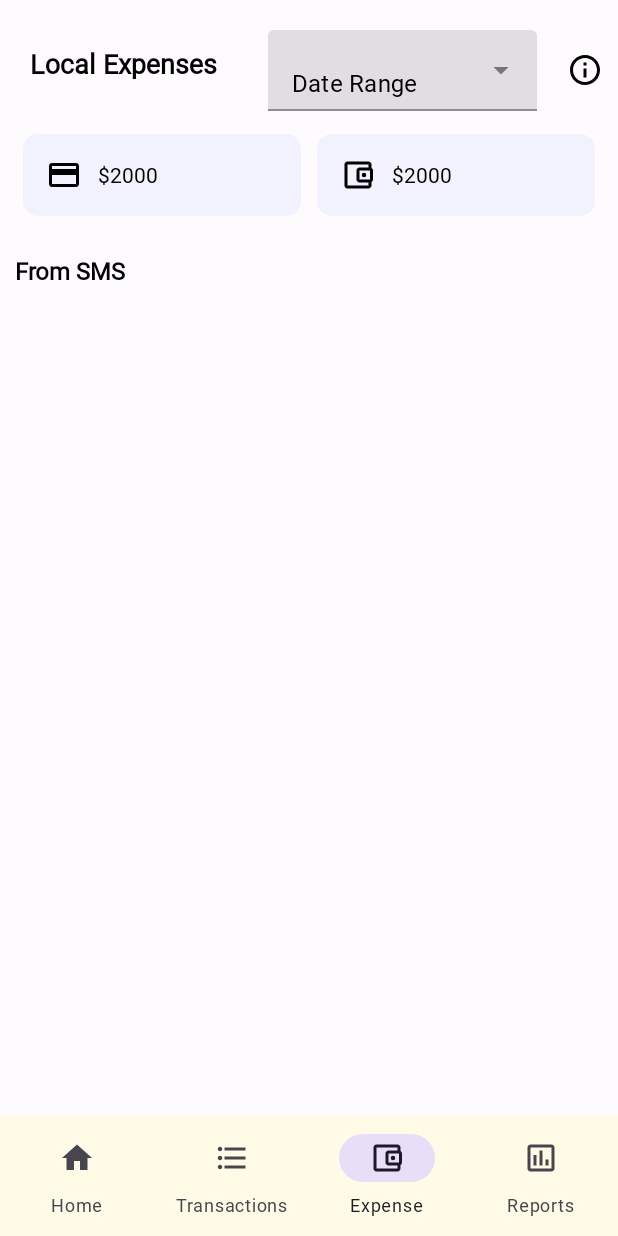
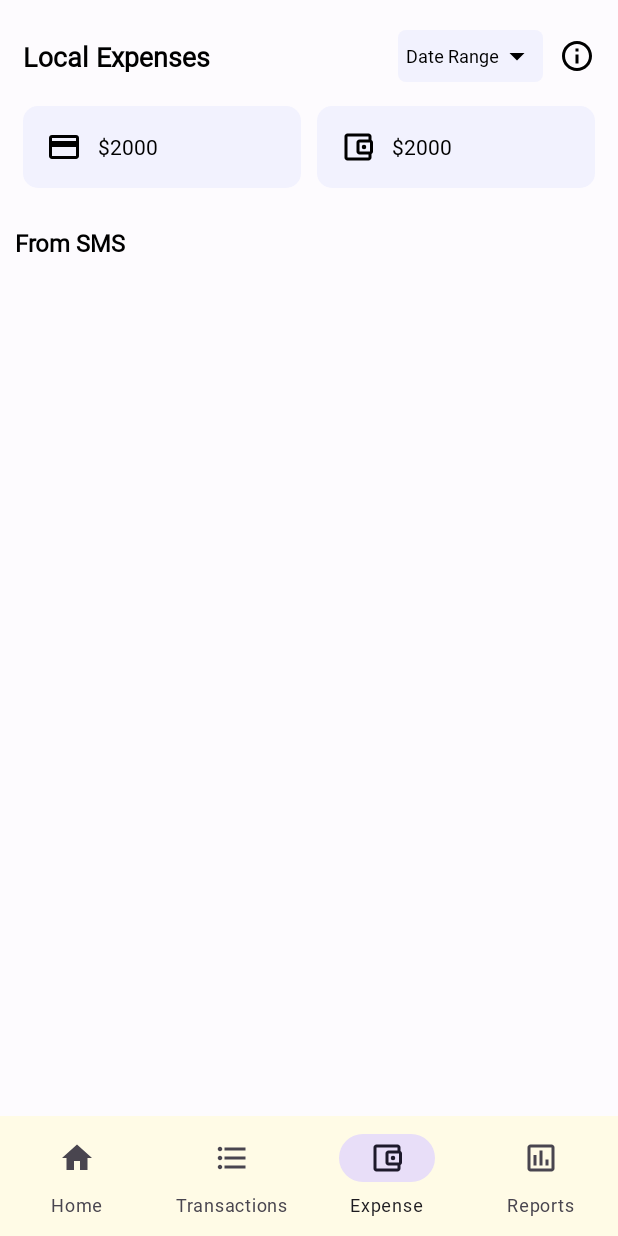
Before and after one commit to mrprince123/Expense_Tracker, an Android app: the ExpenseFragment screen opened through its navigation route, on a phone screen of 412 x 824 dp. Run offline under Robolectric (Android 15) with nearby library versions, the phone set to English and light mode, and no system bars; our stand-ins replace navigation-ui; libraries missing offline, so code that uses them is left out: com.github.mikephil.charting; 18 statements that could not run were skipped.

Commit message:
Added some more bug fixed and new features

```diff
--- a/app/src/main/java/com/expense/expensetracker/Database/TranscationDB.java
+++ b/app/src/main/java/com/expense/expensetracker/Database/TranscationDB.java
@@ -124,6 +124,8 @@ public class TranscationDB extends SQLiteOpenHelper {
         return transactions;
     }
 
+
+
     public ArrayList<Transaction> getLatestTransactions(){
         ArrayList<Transaction> transactions = new ArrayList<>();
         SQLiteDatabase db = this.getReadableDatabase();
--- /dev/null
+++ b/app/src/main/res/drawable/down_24.xml
@@ -0,0 +1,5 @@
+<vector xmlns:android="http://schemas.android.com/apk/res/android" android:height="24dp" android:tint="#000000" android:viewportHeight="24" android:viewportWidth="24" android:width="24dp">
+
+    <path android:fillColor="@android:color/white" android:pathData="M7,10l5,5 5,-5z"/>
+
+</vector>
--- /dev/null
+++ b/app/src/main/res/drawable/round_date.xml
@@ -0,0 +1,5 @@
+<?xml version="1.0" encoding="utf-8"?>
+<shape xmlns:android="http://schemas.android.com/apk/res/android">
+    <solid android:color="@color/grayText" />
+    <corners android:radius="5dp" />
+</shape>
--- a/app/src/main/res/layout/fragment_expense.xml
+++ b/app/src/main/res/layout/fragment_expense.xml
@@ -17,37 +17,36 @@
         <TextView
             android:layout_width="0dp"
             android:layout_weight="1"
+            android:layout_margin="5dp"
             android:layout_height="wrap_content"
-            android:layout_margin="10dp"
+            android:layout_gravity="center"
             android:text="Local Expenses"
             android:textColor="@color/textColor"
             android:textSize="18dp"
             android:textStyle="bold" />
 
-        <com.google.android.material.textfield.TextInputLayout
-            style="@style/Widget.MaterialComponents.TextInputLayout.FilledBox.Dense.ExposedDropdownMenu"
+
+        <TextView
             android:layout_width="wrap_content"
             android:layout_height="wrap_content"
-            android:layout_gravity="end"
-            android:layout_marginEnd="20dp">
-
-            <AutoCompleteTextView
-                android:id="@+id/date_range_expense"
-                android:layout_width="match_parent"
-                android:layout_height="wrap_content"
-                android:layout_weight="1"
-                android:clickable="true"
-                android:focusable="true"
-                android:inputType="none"
-                android:textColor="@color/textColor"
-                android:text="Date Range" />
-
-        </com.google.android.material.textfield.TextInputLayout>
+            android:id="@+id/date_range_expense"
+            android:background="@drawable/round_date"
+            android:gravity="center"
+            android:backgroundTint="@color/forgroundColor"
+            android:layout_marginRight="5dp"
+            android:drawableEnd="@drawable/down_24"
+            android:drawableTint="@color/textColor"
+            android:layout_gravity="center"
+            android:textSize="12dp"
+            android:textColor="@color/textColor"
+            android:padding="5dp"
+            android:text="Date Range"/>
 
 
         <ImageView
             android:layout_width="wrap_content"
             android:layout_height="wrap_content"
+            android:layout_margin="5dp"
             android:layout_gravity="center"
             android:src="@drawable/info_24"/>
 
--- a/app/src/main/res/layout/fragment_home.xml
+++ b/app/src/main/res/layout/fragment_home.xml
@@ -1,5 +1,5 @@
 <?xml version="1.0" encoding="utf-8"?>
-<ScrollView xmlns:android="http://schemas.android.com/apk/res/android"
+<androidx.core.widget.NestedScrollView xmlns:android="http://schemas.android.com/apk/res/android"
     xmlns:app="http://schemas.android.com/apk/res-auto"
     xmlns:tools="http://schemas.android.com/tools"
     android:layout_width="match_parent"
@@ -178,9 +178,9 @@
             <androidx.recyclerview.widget.RecyclerView
                 android:id="@+id/recent_transaction"
                 android:layout_width="match_parent"
-                android:layout_height="match_parent" />
+                android:layout_height="wrap_content" />
 
         </LinearLayout>
 
     </LinearLayout>
-</ScrollView>
+</androidx.core.widget.NestedScrollView>
```
Also changed, not shown: app/src/main/java/com/expense/expensetracker/Fragment/ExpenseFragment.java (+63 -30 lines), app/src/main/java/com/expense/expensetracker/Fragment/ReportsFragment.java (+68 -30 lines), app/src/main/res/layout/date_range.xml (added, +25 -0 lines), app/src/main/res/layout/date_range_container.xml (added, +24 -0 lines), app/src/main/res/layout/fragment_reports.xml (+37 -17 lines).
